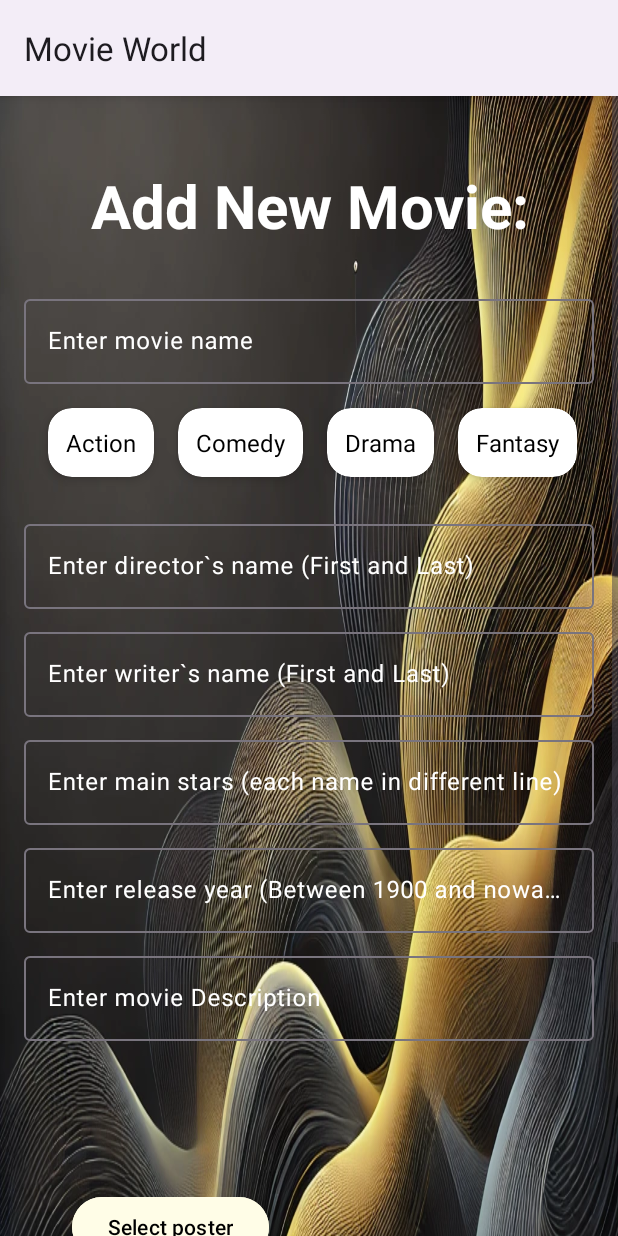
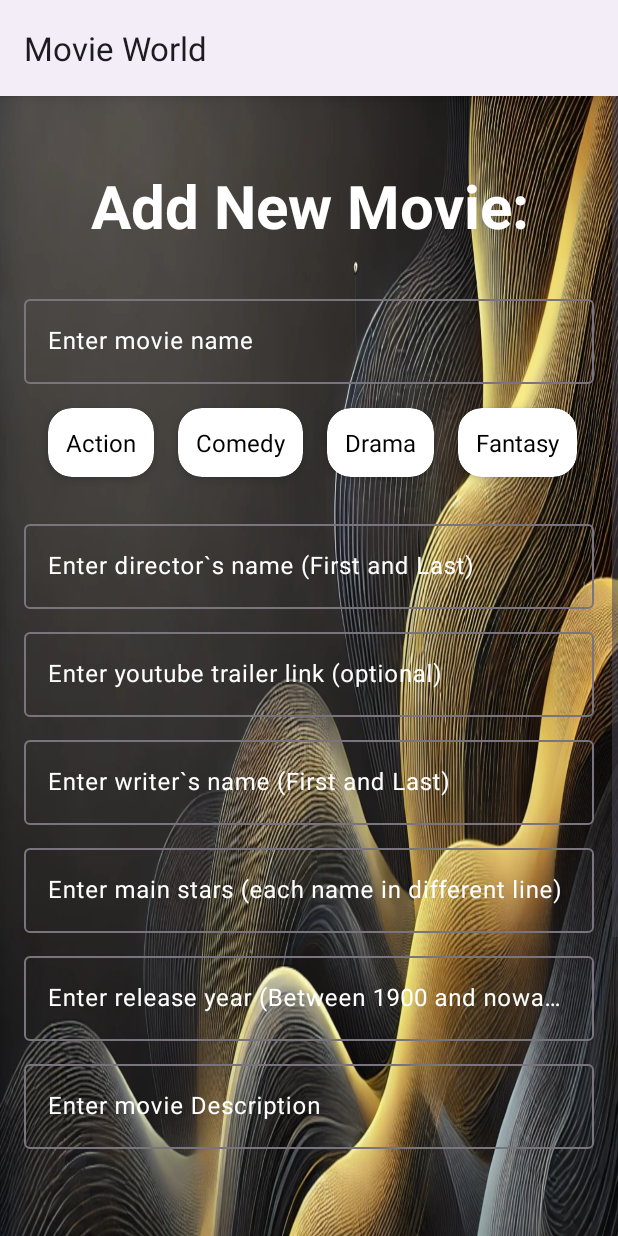
Before and after one commit to yuval-itzhak/Movie-World-App, an Android app: the screen it shows after launch (MainActivity), after a tap on "Add New Item", on a phone screen of 412 x 824 dp. Run offline under Robolectric (Android 15) with nearby library versions, the phone set to English and light mode, and no system bars; our stand-ins replace Room's generated code; pictures from the network do not load.

Commit message:
Added YouTube player inside the add_movie_layout.xml  Added dependency in the gradle Added new Edit text inside the AddMovieFragment.kt for youtube link Added support inside the MovieDataBase.kt for the videoId

```diff
--- a/app/build.gradle.kts
+++ b/app/build.gradle.kts
@@ -62,4 +62,5 @@ dependencies {
     testImplementation(libs.junit)
     androidTestImplementation(libs.androidx.junit)
     androidTestImplementation(libs.androidx.espresso.core)
+    implementation("com.pierfrancescosoffritti.androidyoutubeplayer:core:12.1.1")
 }
--- a/app/src/main/java/com/example/architectureproject/data/local_db/MovieDataBase.kt
+++ b/app/src/main/java/com/example/architectureproject/data/local_db/MovieDataBase.kt
@@ -8,7 +8,7 @@ import androidx.room.migration.Migration
 import androidx.sqlite.db.SupportSQLiteDatabase
 import com.example.architectureproject.data.model.Movie
 
-@Database(entities = [Movie::class], version = 5, exportSchema = false)
+@Database(entities = [Movie::class], version = 6, exportSchema = false)
 abstract class MovieDataBase : RoomDatabase() {
 
     abstract fun movieDao(): MovieDao
@@ -43,6 +43,11 @@ abstract class MovieDataBase : RoomDatabase() {
                 database.execSQL("ALTER TABLE items ADD COLUMN genre TEXT NOT NULL DEFAULT ''")
             }
         }
+        private val MIGRATION_5_6 = object : Migration(5, 6) {
+            override fun migrate(database: SupportSQLiteDatabase) {
+                database.execSQL("ALTER TABLE items ADD COLUMN video_id TEXT")
+            }
+        }
 
         fun getDataBase(context: Context): MovieDataBase {
             return instance ?: synchronized(this) {
@@ -51,7 +56,7 @@ abstract class MovieDataBase : RoomDatabase() {
                     MovieDataBase::class.java,
                     "movies_db"
                 )
-                    .addMigrations(MIGRATION_4_5) // Add all migrations
+                    .addMigrations(MIGRATION_1_2, MIGRATION_2_3, MIGRATION_3_4, MIGRATION_4_5, MIGRATION_5_6) //Add all migrations
                     .build().also { instance = it }
             }
         }
--- a/app/src/main/java/com/example/architectureproject/data/model/Movie.kt
+++ b/app/src/main/java/com/example/architectureproject/data/model/Movie.kt
@@ -24,5 +24,7 @@ data class Movie(
     @ColumnInfo(name = "description")
     val description:String,
     @ColumnInfo(name = "image")
-    val photo: String?
+    val photo: String?,
+    @ColumnInfo(name = "video_id")
+    val videoId: String? = null
 )
--- a/app/src/main/java/com/example/architectureproject/ui/all_characters/AllMoviesFragment.kt
+++ b/app/src/main/java/com/example/architectureproject/ui/all_characters/AllMoviesFragment.kt
@@ -7,6 +7,7 @@ import android.view.MenuItem
 import android.view.View
 import android.view.ViewGroup
 import android.os.Bundle
+import android.os.Handler
 import android.text.Editable
 import android.text.TextWatcher
 import android.view.*
@@ -179,7 +180,7 @@ class AllMoviesFragment : Fragment() {
 
 
             // Auto-dismiss after a delay (e.g., 5 seconds)
-            val handler = android.os.Handler()
+            val handler = Handler()
             handler.postDelayed({
                 snackbar.dismiss()
             }, 5000) // 5000 ms = 5 seconds
--- a/app/src/main/res/layout/add_movie_layout.xml
+++ b/app/src/main/res/layout/add_movie_layout.xml
@@ -70,6 +70,22 @@
                 android:layout_width="match_parent"
                 android:layout_height="wrap_content"
                 android:hint="Enter director`s name (First and Last)"
+                android:textColor="@color/white"
+                android:textColorHint="@color/white" />
+        </com.google.android.material.textfield.TextInputLayout>
+
+        <com.google.android.material.textfield.TextInputLayout
+            style="@style/ThemeOverlay.Material3.AutoCompleteTextView.OutlinedBox.Dense"
+            android:layout_width="match_parent"
+            android:layout_height="wrap_content"
+            android:layout_marginTop="10dp"
+            android:textColor="@color/white"
+            android:textColorHint="@color/white">
+            <com.google.android.material.textfield.TextInputEditText
+                android:id="@+id/video_id_input"
+                android:layout_width="match_parent"
+                android:layout_height="wrap_content"
+                android:hint="Enter youtube trailer link (optional)"
                 android:textColor="@color/white"
                 android:textColorHint="@color/white" />
         </com.google.android.material.textfield.TextInputLayout>
```
Also changed, not shown: app/src/main/java/com/example/architectureproject/ui/add_character/AddMovieFragment.kt (+10 -2 lines), app/src/main/java/com/example/architectureproject/ui/single_character/DetailMovieFragment.kt (+37 -14 lines), app/src/main/res/layout/detail_movie_layout.xml (+8 -0 lines).
